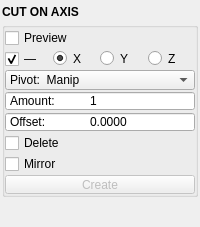
First picture: the form in mayatk/edit_utils/cut_on_axis.ui, repository m3trik/mayatk, before the edit.
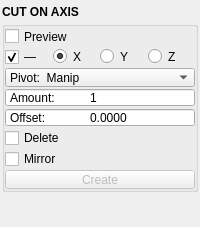
Second picture: the form after the edit. Custom widgets are drawn as their Qt base class.

Patch:
```diff
--- a/mayatk/edit_utils/cut_on_axis.ui
+++ b/mayatk/edit_utils/cut_on_axis.ui
@@ -55,13 +55,13 @@
         <property name="minimumSize">
          <size>
           <width>0</width>
-          <height>20</height>
+          <height>19</height>
          </size>
         </property>
         <property name="maximumSize">
          <size>
           <width>16777215</width>
-          <height>20</height>
+          <height>19</height>
          </size>
         </property>
         <property name="font">
@@ -175,13 +175,13 @@
              <property name="minimumSize">
               <size>
                <width>0</width>
-               <height>20</height>
+               <height>19</height>
               </size>
              </property>
              <property name="maximumSize">
               <size>
                <width>16777215</width>
-               <height>20</height>
+               <height>19</height>
               </size>
              </property>
              <property name="toolTip">
@@ -208,13 +208,13 @@
            <property name="minimumSize">
             <size>
              <width>0</width>
-             <height>20</height>
+             <height>19</height>
             </size>
            </property>
            <property name="maximumSize">
             <size>
              <width>16777215</width>
-             <height>20</height>
+             <height>19</height>
             </size>
            </property>
            <property name="toolTip">
@@ -280,13 +280,13 @@
            <property name="minimumSize">
             <size>
              <width>0</width>
-             <height>20</height>
+             <height>19</height>
             </size>
            </property>
            <property name="maximumSize">
             <size>
              <width>16777215</width>
-             <height>20</height>
+             <height>19</height>
             </size>
            </property>
            <property name="toolTip">
@@ -359,13 +359,13 @@
            <property name="minimumSize">
             <size>
              <width>0</width>
-             <height>20</height>
+             <height>19</height>
             </size>
            </property>
            <property name="maximumSize">
             <size>
              <width>16777215</width>
-             <height>20</height>
+             <height>19</height>
             </size>
            </property>
            <property name="toolTip">
@@ -426,13 +426,13 @@
         <property name="minimumSize">
          <size>
           <width>0</width>
-          <height>20</height>
+          <height>19</height>
          </size>
         </property>
         <property name="maximumSize">
          <size>
           <width>16777215</width>
-          <height>20</height>
+          <height>19</height>
          </size>
         </property>
        </widget>
```
